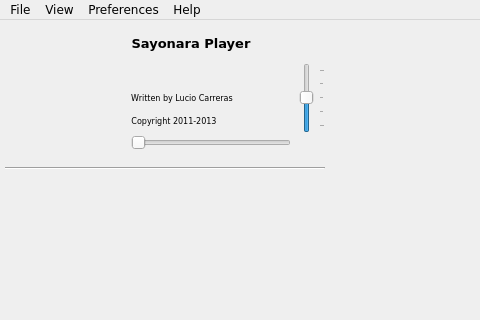
Qt form GUI/player/GUI_Player.ui (rbg2024/upplay) before a commit; both pictures show x 0 to 480 and y 0 to 320 of the 765 by 500 pixel window.
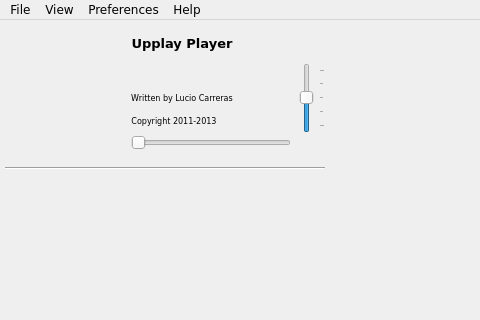
The same form after that commit. Icons and pictures are not drawn. Custom widgets are drawn as their Qt base class.

Commit message: removed more dead code, rebranded to Upplay

```diff
--- a/GUI/player/GUI_Player.ui
+++ b/GUI/player/GUI_Player.ui
@@ -138,7 +138,7 @@
          </font>
         </property>
         <property name="text">
-         <string>Sayonara Player</string>
+         <string>Upplay Player</string>
         </property>
         <property name="alignment">
          <set>Qt::AlignCenter</set>
```
Left out of the diff: 141 changed lines with no effect on the pictures. The commit also changes 10 other files.
